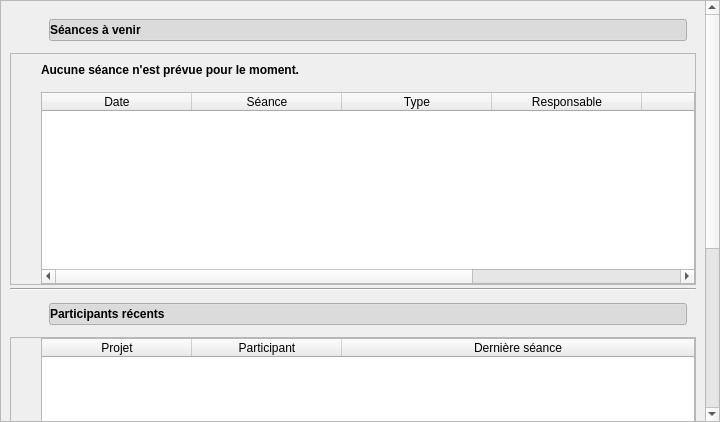
introlab/openteraplus, file client/src/widgets/DashboardWidget.ui: the form before one commit.
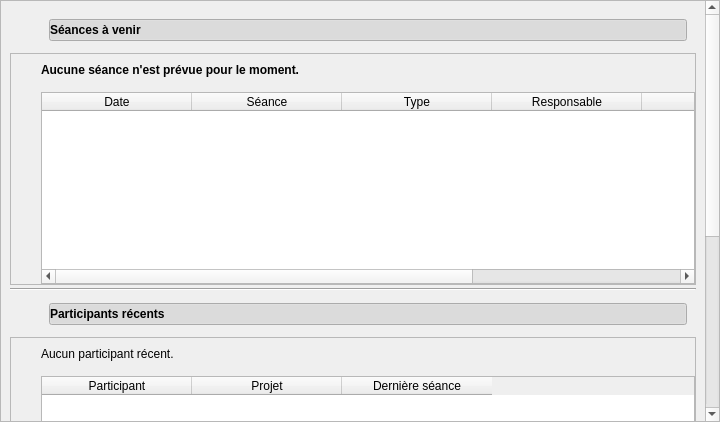
The form after the commit. Icons and pictures are not drawn. Custom widgets are drawn as their Qt base class.

Commit message: Refs #58. Added recent participants (based on last update date) in Dashboard

The edit to the form file:
```diff
--- a/client/src/widgets/DashboardWidget.ui
+++ b/client/src/widgets/DashboardWidget.ui
@@ -48,7 +48,7 @@
         <x>0</x>
         <y>0</y>
         <width>704</width>
-        <height>725</height>
+        <height>763</height>
        </rect>
       </property>
       <property name="sizePolicy">
@@ -346,27 +346,64 @@
           <property name="bottomMargin">
            <number>0</number>
           </property>
+          <item>
+           <widget class="QLabel" name="lblNoRecentParticipants">
+            <property name="sizePolicy">
+             <sizepolicy hsizetype="Expanding" vsizetype="Preferred">
+              <horstretch>0</horstretch>
+              <verstretch>0</verstretch>
+             </sizepolicy>
+            </property>
+            <property name="minimumSize">
+             <size>
+              <width>0</width>
+              <height>32</height>
+             </size>
+            </property>
+            <property name="text">
+             <string>Aucun participant récent.</string>
+            </property>
+            <property name="margin">
+             <number>6</number>
+            </property>
+            <property name="textInteractionFlags">
+             <set>Qt::NoTextInteraction</set>
+            </property>
+           </widget>
+          </item>
           <item>
            <widget class="QTableWidget" name="tableRecentParticipants">
+            <property name="editTriggers">
+             <set>QAbstractItemView::NoEditTriggers</set>
+            </property>
+            <property name="selectionMode">
+             <enum>QAbstractItemView::SingleSelection</enum>
+            </property>
+            <property name="selectionBehavior">
+             <enum>QAbstractItemView::SelectRows</enum>
+            </property>
+            <property name="sortingEnabled">
+             <bool>true</bool>
+            </property>
             <attribute name="horizontalHeaderDefaultSectionSize">
              <number>150</number>
             </attribute>
             <attribute name="horizontalHeaderStretchLastSection">
-             <bool>true</bool>
+             <bool>false</bool>
             </attribute>
             <attribute name="verticalHeaderVisible">
              <bool>false</bool>
             </attribute>
-            <column>
-             <property name="text">
-              <string>Projet</string>
-             </property>
-            </column>
             <column>
              <property name="text">
               <string>Participant</string>
              </property>
             </column>
+            <column>
+             <property name="text">
+              <string>Projet</string>
+             </property>
+            </column>
             <column>
              <property name="text">
               <string>Dernière séance</string>
```
The commit also changes 10 other files.
